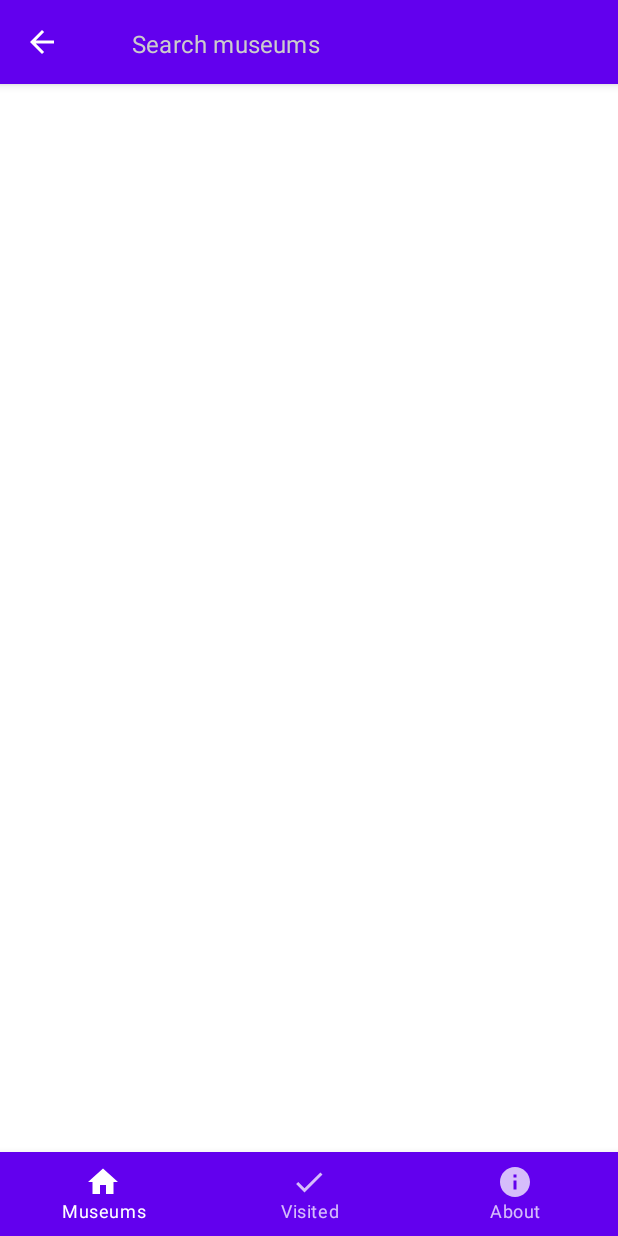
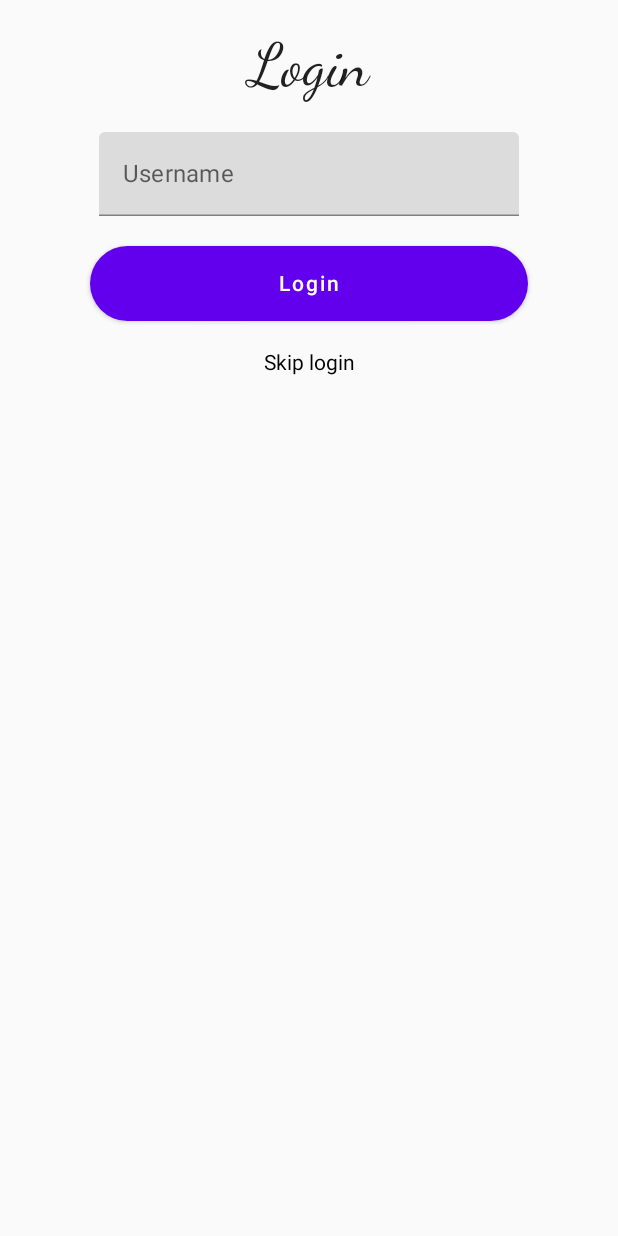
Before and after one commit to OSLL/adfmp1h23-museums, an Android app built with Jetpack Compose: the screen it shows after launch (MainActivity), on a phone screen of 412 x 824 dp. Run offline under Robolectric (Android 15) with nearby library versions, the phone set to English and light mode, and no system bars; our stand-ins replace Dagger/Hilt's generated code.

Commit message:
Add greeting screen

```diff
--- a/app/src/main/java/com/itmo/museum/elements/SearchBar.kt
+++ b/app/src/main/java/com/itmo/museum/elements/SearchBar.kt
@@ -26,6 +26,7 @@ import androidx.compose.ui.unit.dp
 @ExperimentalComposeUiApi
 @Composable
 fun SearchBarUI(
+    modifier: Modifier = Modifier,
     searchText: String,
     placeholderText: String = "",
     onSearchTextChanged: (String) -> Unit = {},
@@ -36,7 +37,7 @@ fun SearchBarUI(
 ) {
     Box {
         Column(
-            modifier = Modifier
+            modifier = modifier
                 .fillMaxSize()
         ) {
             SearchBar(
@@ -121,8 +122,8 @@ fun SearchBar(
 
                     }
                 },
+                singleLine = true,
                 maxLines = 1,
-                singleLine = true,
                 keyboardOptions = KeyboardOptions.Default.copy(imeAction = ImeAction.Done),
                 keyboardActions = KeyboardActions(onDone = {
                     keyboardController?.hide()
--- a/app/src/main/java/com/itmo/museum/models/AppViewModel.kt
+++ b/app/src/main/java/com/itmo/museum/models/AppViewModel.kt
@@ -14,11 +14,24 @@ import kotlinx.coroutines.flow.update
 class AppViewModel : ViewModel() {
     private val _uiState = MutableStateFlow(
         AppUiState(
+            user = null,
             lastKnownLocation = null,
             visitedMuseums = persistentSetOf()
         )
     )
     val uiState: StateFlow<AppUiState> = _uiState.asStateFlow()
+
+    fun setUser(user: User) {
+        _uiState.update { currentState ->
+            currentState.copy(
+                user = user
+            )
+        }
+    }
+
+    fun setAnonymousUser() {
+        setUser(User.Anonymous)
+    }
 
     fun addVisitedMuseum(museum: Museum) {
         _uiState.update { currentState ->
@@ -47,6 +60,7 @@ class AppViewModel : ViewModel() {
 }
 
 data class AppUiState(
+    val user: User?,
     val lastKnownLocation: Location?,
     val visitedMuseums: PersistentSet<Museum>
 )
--- a/app/src/main/java/com/itmo/museum/models/Models.kt
+++ b/app/src/main/java/com/itmo/museum/models/Models.kt
@@ -1,4 +1,6 @@
 package com.itmo.museum.models
+
+import com.itmo.museum.R
 
 data class Rating(
     val count: Int,
@@ -21,7 +23,14 @@ data class Museum(
 data class User(
     val name: String,
     val profilePictureId: Int,
-)
+) {
+    companion object {
+        val Anonymous = User(
+            name = "Anonymous",
+            profilePictureId = R.drawable.default_user,
+        )
+    }
+}
 
 data class UserReview(
     val user: User,
--- a/app/src/main/java/com/itmo/museum/navigation/MuseumAppScreen.kt
+++ b/app/src/main/java/com/itmo/museum/navigation/MuseumAppScreen.kt
@@ -43,4 +43,9 @@ sealed class MuseumAppScreen(
         route = museum.routePage,
         title = "Route to ${museum.name}"
     )
+
+    object Greeting : MuseumAppScreen(
+        route = "greeting",
+        title = "Greeting"
+    )
 }
--- a/app/src/main/java/com/itmo/museum/navigation/NavGraph.kt
+++ b/app/src/main/java/com/itmo/museum/navigation/NavGraph.kt
@@ -1,8 +1,8 @@
 package com.itmo.museum.navigation
 
-import androidx.compose.foundation.layout.PaddingValues
-import androidx.compose.foundation.layout.padding
 import androidx.compose.runtime.Composable
+import androidx.compose.runtime.collectAsState
+import androidx.compose.runtime.getValue
 import androidx.compose.ui.ExperimentalComposeUiApi
 import androidx.compose.ui.Modifier
 import androidx.hilt.navigation.compose.hiltViewModel
@@ -10,12 +10,15 @@ import androidx.lifecycle.viewmodel.compose.viewModel
 import androidx.navigation.NavHostController
 import androidx.navigation.compose.NavHost
 import androidx.navigation.compose.composable
+import com.itmo.museum.R
 import com.itmo.museum.data.MuseumDataProvider
 import com.itmo.museum.elements.MuseumSearchUI
 import com.itmo.museum.elements.RouteScreen
 import com.itmo.museum.models.AppViewModel
 import com.itmo.museum.models.MuseumSearchViewModel
+import com.itmo.museum.models.User
 import com.itmo.museum.screens.AboutScreen
+import com.itmo.museum.screens.GreetingScreen
 import com.itmo.museum.screens.MuseumProfile
 import com.itmo.museum.screens.VisitedScreen
 import com.itmo.museum.util.routePage
@@ -23,22 +26,46 @@ import com.itmo.museum.util.routePage
 @ExperimentalComposeUiApi
 @Composable
 fun NavGraph(
-    innerPadding: PaddingValues,
     navController: NavHostController,
     viewModel: AppViewModel = viewModel()
 ) {
+    val uiState by viewModel.uiState.collectAsState()
+
     fun onBackClick() {
         navController.navigateUp()
     }
 
+    val startDestination = uiState.user
+        ?.let { MuseumAppScreen.BottomBarScreen.Museums }
+        ?: MuseumAppScreen.Greeting
+
     NavHost(
-        modifier = Modifier.padding(innerPadding),
+        modifier = Modifier,
         navController = navController,
-        startDestination = MuseumAppScreen.BottomBarScreen.Museums.route
+        startDestination = startDestination.route
     ) {
+        composable(route = MuseumAppScreen.Greeting.route) {
+            GreetingScreen(
+                onLoginClick = { username ->
+                    viewModel.setUser(
+                        User(
+                            name = username,
+                            profilePictureId = R.drawable.default_user
+                        )
+                    )
+                    navController.navigate(MuseumAppScreen.BottomBarScreen.Museums.route)
+                },
+                onSkipLoginClick = {
+                    viewModel.setAnonymousUser()
+                    navController.navigate(MuseumAppScreen.BottomBarScreen.Museums.route)
+                }
+            )
+        }
+
         composable(route = MuseumAppScreen.BottomBarScreen.Museums.route) {
             val museumSearchViewModel = hiltViewModel<MuseumSearchViewModel>()
             MuseumSearchUI(
+                navController = navController,
                 museumSearchViewModel = museumSearchViewModel,
                 onSearchTextChanged = { museumSearchViewModel.onSearchTextChanged(it) },
                 onBackClick = ::onBackClick,
@@ -48,6 +75,7 @@ fun NavGraph(
         }
         composable(route = MuseumAppScreen.BottomBarScreen.Visited.route) {
             VisitedScreen(
+                navController = navController,
                 onBackClicked = ::onBackClick,
                 viewModel = viewModel,
                 onMuseumClick = { museum -> navController.navigate(museum) }
@@ -55,12 +83,14 @@ fun NavGraph(
         }
         composable(route = MuseumAppScreen.BottomBarScreen.About.route) {
             AboutScreen(
+                navController = navController,
                 onBackClicked = ::onBackClick,
             )
         }
         MuseumDataProvider.defaultProvider.museums.forEach { museum ->
             composable(route = MuseumAppScreen.MuseumProfile(museum).route) {
                 MuseumProfile(
+                    navController = navController,
                     museum = museum,
                     onBackClicked = ::onBackClick,
                     onRouteClicked = { navController.navigate(museum.routePage) },
@@ -69,6 +99,7 @@ fun NavGraph(
             }
             composable(route = MuseumAppScreen.Route(museum).route) {
                 RouteScreen(
+                    navController = navController,
                     onBackClicked = ::onBackClick,
                     targetMuseum = museum
                 )
--- /dev/null
+++ b/app/src/main/java/com/itmo/museum/screens/Greeting.kt
@@ -0,0 +1,72 @@
+package com.itmo.museum.screens
+
+import androidx.compose.foundation.layout.*
+import androidx.compose.foundation.shape.RoundedCornerShape
+import androidx.compose.foundation.text.ClickableText
+import androidx.compose.material.Button
+import androidx.compose.material.Text
+import androidx.compose.material.TextField
+import androidx.compose.runtime.Composable
+import androidx.compose.runtime.mutableStateOf
+import androidx.compose.runtime.remember
+import androidx.compose.ui.Alignment
+import androidx.compose.ui.Modifier
+import androidx.compose.ui.text.AnnotatedString
+import androidx.compose.ui.text.TextStyle
+import androidx.compose.ui.text.font.FontFamily
+import androidx.compose.ui.text.input.TextFieldValue
+import androidx.compose.ui.unit.dp
+import androidx.compose.ui.unit.sp
+import com.itmo.museum.ui.theme.MuseumTheme
+
+@Composable
+fun GreetingScreen(
+    onLoginClick: (String) -> Unit = {},
+    onSkipLoginClick: (Int) -> Unit = {}
+) {
+    MuseumTheme {
+        Column(
+            modifier = Modifier.padding(20.dp),
+            verticalArrangement = Arrangement.Center,
+            horizontalAlignment = Alignment.CenterHorizontally
+        ) {
+
+            val username = remember { mutableStateOf(TextFieldValue()) }
+
+            Text(
+                text = "Login",
+                style = TextStyle(fontSize = 40.sp, fontFamily = FontFamily.Cursive)
+            )
+
+            Spacer(modifier = Modifier.height(20.dp))
+            TextField(
+                label = { Text(text = "Username") },
+                value = username.value,
+                onValueChange = { username.value = it }
+            )
+
+            Spacer(modifier = Modifier.height(20.dp))
+            Box(modifier = Modifier.padding(40.dp, 0.dp, 40.dp, 0.dp)) {
+                Button(
+                    onClick = { onLoginClick(username.value.text) },
+                    shape = RoundedCornerShape(50.dp),
+                    modifier = Modifier
+                        .fillMaxWidth()
+                        .height(50.dp)
+                ) {
+                    Text(text = "Login")
+                }
+            }
+
+            Spacer(modifier = Modifier.height(20.dp))
+            ClickableText(
+                text = AnnotatedString("Skip login"),
+                onClick = onSkipLoginClick,
+                style = TextStyle(
+                    fontSize = 14.sp,
+                    fontFamily = FontFamily.Default
+                )
+            )
+        }
+    }
+}
--- a/app/src/main/java/com/itmo/museum/screens/Main.kt
+++ b/app/src/main/java/com/itmo/museum/screens/Main.kt
@@ -18,14 +18,9 @@ import com.itmo.museum.navigation.NavGraph
 @Composable
 fun MainScreen() {
     val navController = rememberNavController()
-    Scaffold(
-        bottomBar = { BottomBar(navController = navController) }
-    ) { innerPadding ->
-        NavGraph(
-            innerPadding = innerPadding,
-            navController = navController
-        )
-    }
+    NavGraph(
+        navController = navController
+    )
 }
 
 @Composable
```
Also changed, not shown: app/src/main/java/com/itmo/museum/elements/MuseumSearchUI.kt (+11 -1 lines), app/src/main/java/com/itmo/museum/elements/RouteScreen.kt (+5 -3 lines), app/src/main/java/com/itmo/museum/screens/About.kt (+4 -3 lines), app/src/main/java/com/itmo/museum/screens/MuseumProfile.kt (+5 -7 lines), app/src/main/java/com/itmo/museum/screens/Visited.kt (+22 -9 lines).
